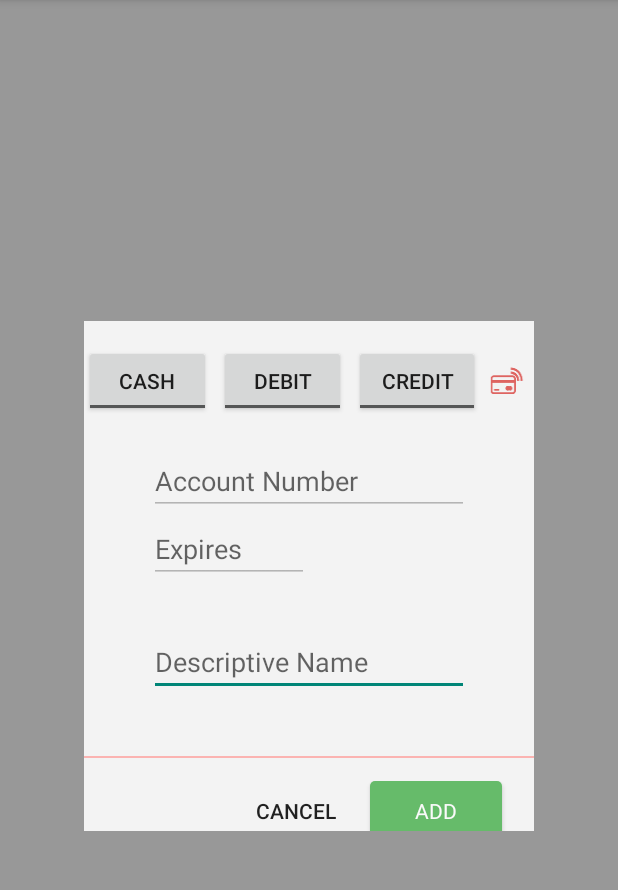
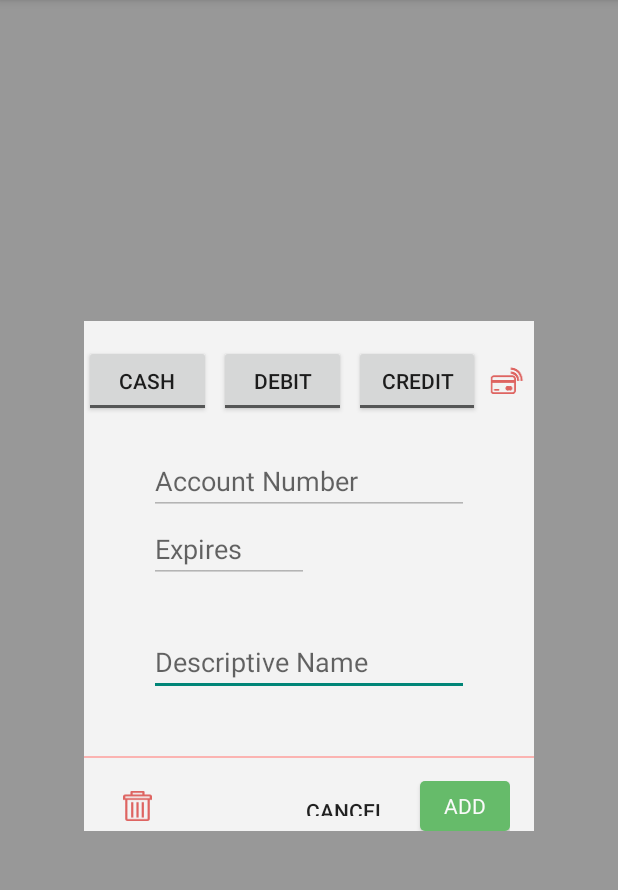
Before and after one commit to jordond/trakr, an Android app: the layout fragment_add_account.xml on its own in the app's theme, with its tools: preview values and no code run, on a phone screen of 412 x 824 dp, the part 84-974 px from its top. Run offline under Robolectric (Android 15) with nearby library versions, the phone set to English and light mode, and no system bars.

Commit message:
preparing for delete dialog, added icon

```diff
--- a/app/build.gradle
+++ b/app/build.gradle
@@ -36,4 +36,5 @@ dependencies {
     compile 'com.github.gabrielemariotti.cards:cardslib-cards:2.0.1'
     compile 'com.melnykov:floatingactionbutton:1.0.7'
     compile 'com.getbase:floatingactionbutton:1.1.0'
+    compile 'cn.pedant.sweetalert:library:1.1'
 }
--- /dev/null
+++ b/app/src/main/res/drawable/button_delete.xml
@@ -0,0 +1,5 @@
+<?xml version="1.0" encoding="utf-8"?>
+<selector xmlns:android="http://schemas.android.com/apk/res/android">
+    <item android:state_pressed="true" android:drawable="@drawable/ic_delete_pressed" />
+    <item android:drawable="@drawable/ic_delete" />
+</selector>
--- a/app/src/main/res/layout/fragment_add_account.xml
+++ b/app/src/main/res/layout/fragment_add_account.xml
@@ -114,13 +114,12 @@
             android:alpha="0.7"
             android:background="@color/accent_pressed" />
 
-        <LinearLayout
+        <RelativeLayout
             android:layout_width="wrap_content"
             android:layout_height="wrap_content"
-            android:orientation="horizontal"
             android:layout_marginTop="15dp"
-            android:layout_marginEnd="@dimen/activity_horizontal_margin"
-            android:layout_gravity="bottom|end">
+            android:layout_marginEnd="@dimen/activity_vertical_margin"
+            android:layout_marginStart="@dimen/activity_vertical_margin">
 
             <Button
                 android:id="@+id/action_cancel"
@@ -129,19 +128,28 @@
                 android:text="@string/add_account_action_cancel"
                 android:textSize="14sp"
                 style="?android:attr/borderlessButtonStyle"
-                android:layout_marginEnd="5dp"/>
+                android:layout_marginEnd="5dp"
+                android:layout_toStartOf="@+id/action_confirm"/>
 
             <Button
                 android:id="@+id/action_confirm"
-                android:layout_width="wrap_content"
+                android:layout_width="60dp"
                 android:layout_height="40dp"
                 android:textColor="@color/white"
                 android:text="@string/add_account_action_confirm"
                 style="?android:textAppearanceSmall"
                 android:background="@drawable/button_confirm"
-                android:layout_marginEnd="5dp"/>
+                android:layout_alignParentEnd="true"/>
 
-            </LinearLayout>
+            <ImageButton
+                android:id="@+id/action_delete"
+                android:layout_width="wrap_content"
+                android:layout_height="40dp"
+                android:layout_alignParentStart="true"
+                android:background="@drawable/button_delete"
+                android:contentDescription="@string/add_account_button_delete_description" />
+
+            </RelativeLayout>
 
         </LinearLayout>
 
--- a/app/src/main/res/values/strings.xml
+++ b/app/src/main/res/values/strings.xml
@@ -37,5 +37,6 @@
     <string name="credit_type_mastercard">MasterCard</string>
     <string name="credit_type_amex">Amex</string>
     <string name="credit_type_other">Other</string>
+    <string name="add_account_button_delete_description">Delete account button</string>
 
 </resources>
```
Also changed, not shown: app/src/main/res/drawable-hdpi/ic_delete.png (added), app/src/main/res/drawable-hdpi/ic_delete_pressed.png (added), app/src/main/res/drawable-mdpi/ic_delete.png (added), app/src/main/res/drawable-mdpi/ic_delete_pressed.png (added), app/src/main/res/drawable-xhdpi/ic_delete.png (added), app/src/main/res/drawable-xhdpi/ic_delete_pressed.png (added), app/src/main/res/drawable-xxhdpi/ic_delete.png (added), app/src/main/res/drawable-xxhdpi/ic_delete_pressed.png (added), 1 other file.
